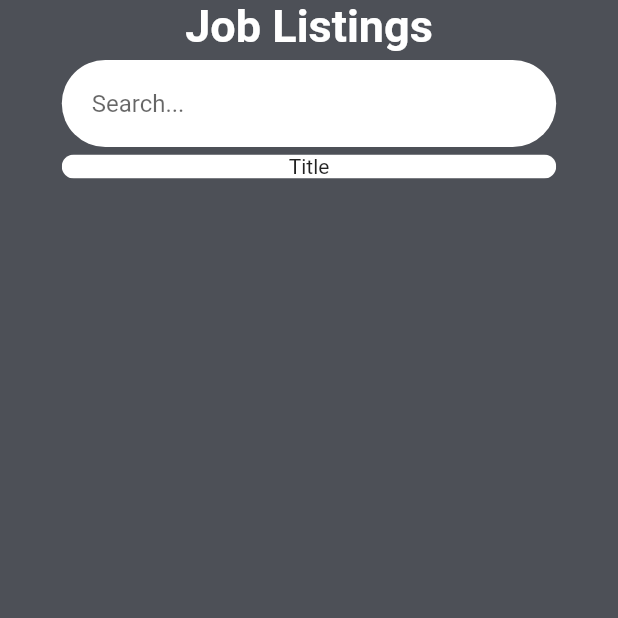
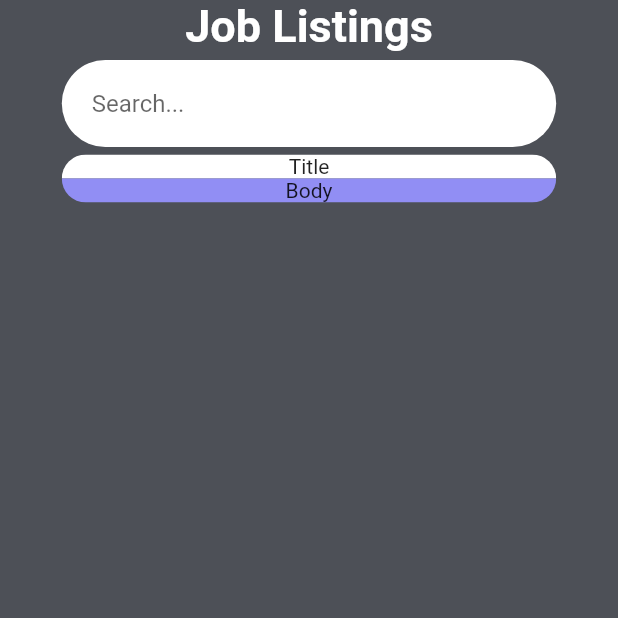
Before and after one commit to cgprats/COP4331-SchedulingManager, a Flutter app: the screen it shows after launch, on a phone screen of 412 x 824 dp, the top half of it. Run offline on Flutter 3.47's test engine with Material 2 defaults, Android fonts, the phone set to English and light mode, and no system bars; accounts and stored records are empty.

Commit message:
Update job_card.dart

```diff
--- a/mobile/lib/components/job_card.dart
+++ b/mobile/lib/components/job_card.dart
@@ -31,6 +31,7 @@ class _JobCardState extends State<JobCard> {
         child: Column(
           children: <Widget>[
             _JobCardTitle(),
+            _JobCardBody(),
           ],
         ),
       ),
@@ -66,3 +67,28 @@ class _JobCardTitleState extends State<_JobCardTitle> {
     );
   }
 }
+
+class _JobCardBody extends StatefulWidget {
+  @override
+  _JobCardBodyState createState() => _JobCardBodyState();
+}
+
+class _JobCardBodyState extends State<_JobCardBody> {
+  @override
+  Widget build(BuildContext context) {
+    return FractionallySizedBox(
+      widthFactor: 1.0,
+      child: Container(
+        decoration: BoxDecoration(
+          color: GlobalData.accountType == 1
+              ? CustomColors.green
+              : CustomColors.purple,
+        ),
+        child: Text(
+          'Body',
+          textAlign: TextAlign.center,
+        ),
+      ),
+    );
+  }
+}
```
